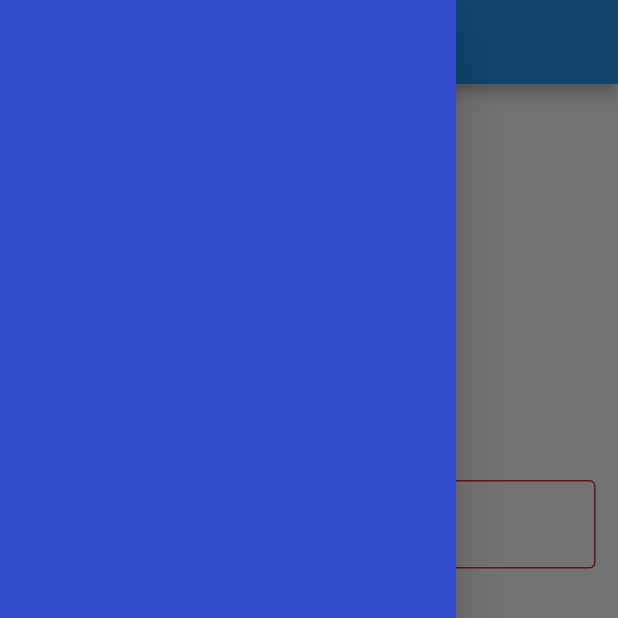
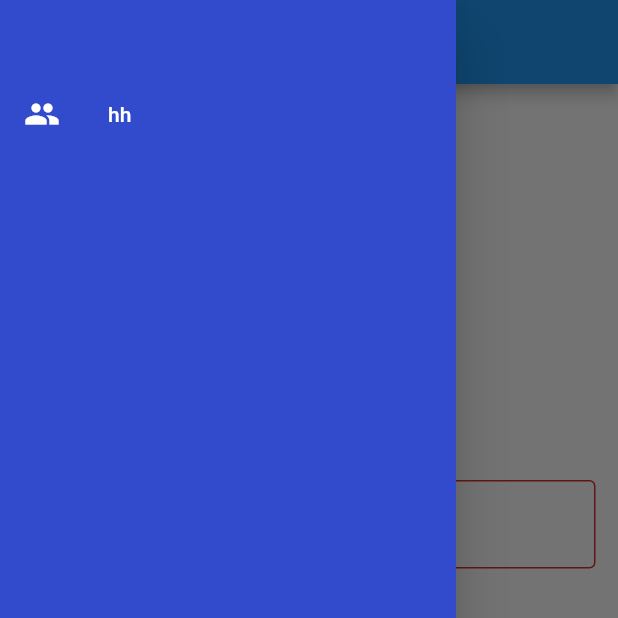
Before and after one commit to Akhil184/login-page-in-flutter, a Flutter app: the screen it shows after launch, with the side drawer open, on a phone screen of 412 x 824 dp, the top half of it. Run offline on Flutter 3.47's test engine with Material 2 defaults, Android fonts, the phone set to English and light mode, and no system bars; our stand-ins replace fluttertoast, form_field_validator.

Commit message:
add item in menu drawer

```diff
--- a/lib/navigation_drawer_widget.dart
+++ b/lib/navigation_drawer_widget.dart
@@ -8,8 +8,34 @@ class navg extends StatelessWidget{
     return Drawer(
     child:Container(
     color:Color.fromRGBO(50,75,205,1),
+      child:ListView(
+    children:<Widget> [
+      const SizedBox(height:48),
+      buildMenuItem(
+text:"hh",
+icon:Icons.people,
+    ),
+      ],
+    ),
     ),
     );
   }
+  Widget buildMenuItem({
+  required String text,
+  required IconData icon,
+  }) {
 
+final color = Colors.white;return ListTile
+(
+leading: Icon
+(
+icon,color:color),
+title: Text
+(
+text,style:TextStyle
+(
+color:color))
+,
+);
 }
+  }
```
Also changed, not shown: 1 other file.
